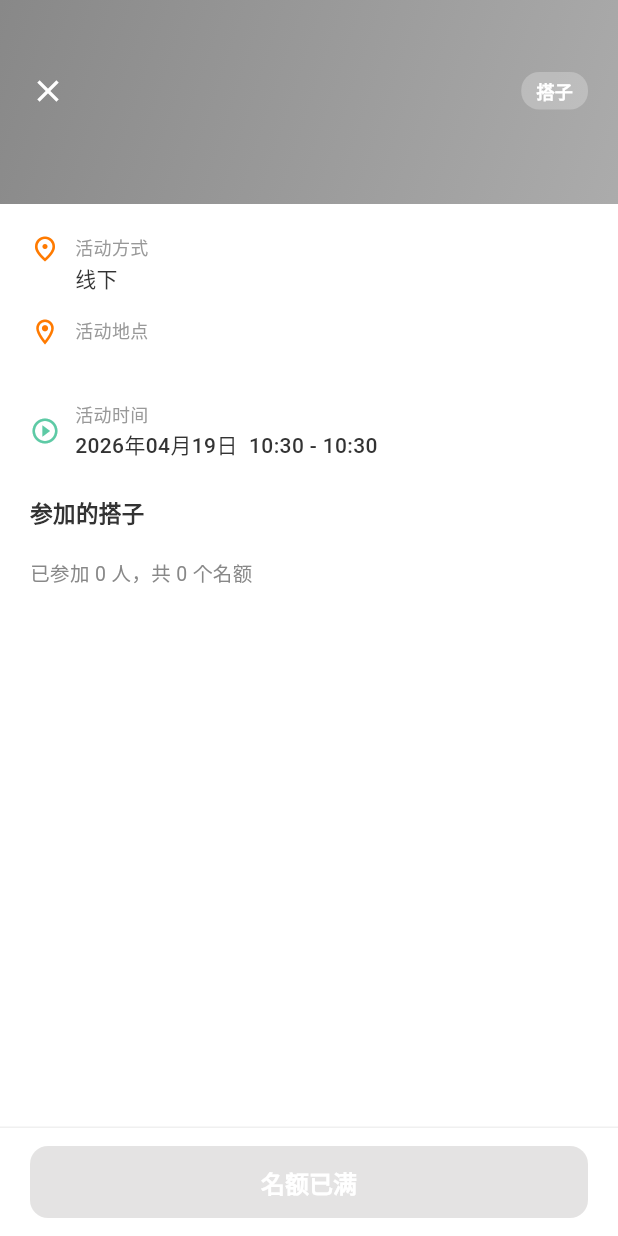
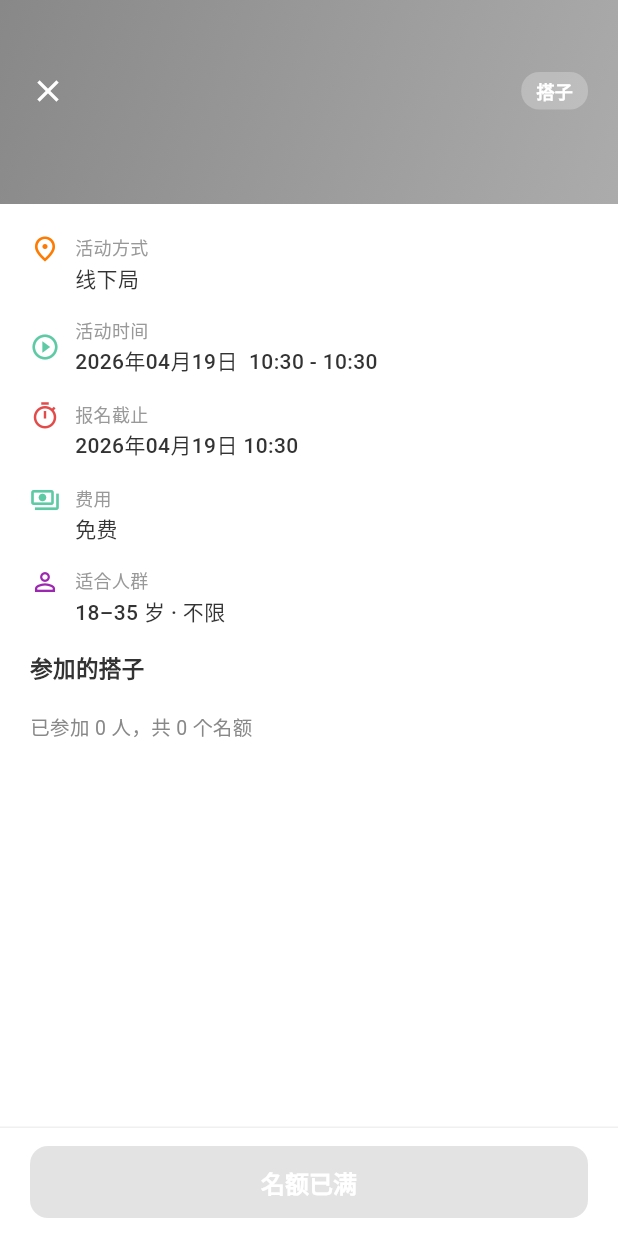
Before and after one commit to Ember1100/playmate, a Flutter app: the _GatherDetailSheet widget shown alone on an empty page, opened directly with empty values, on a phone screen of 412 x 824 dp. Run offline on Flutter 3.47's test engine with Material 3 defaults, Android fonts, the phone set to English and light mode, and no system bars; our stand-ins replace cached_network_image, dio, flutter_riverpod, flutter_secure_storage, go_router, image_picker and 1 more; accounts and stored records are empty; network calls fail.

Commit message:
feat(buddy): 搭子局详情页展示扩展字段
新增：活动方式（含约人局）、报名截止时间、地标参考、
费用（免费/按需/AA）、适合人群（年龄段+性别偏好）、
行程安排、氛围标签样式优化、高级设置标记
（需实名认证/需审核入组/可转让名额）。

Co-Authored-By: Claude Sonnet 4.6 <noreply@anthropic.com>

```diff
--- a/flutter_app/lib/features/buddy/presentation/screens/buddy_screen.dart
+++ b/flutter_app/lib/features/buddy/presentation/screens/buddy_screen.dart
@@ -1313,31 +1313,127 @@ class _GatherDetailSheet extends ConsumerWidget {
             child: SingleChildScrollView(
               padding: const EdgeInsets.fromLTRB(20, 20, 20, 24),
               child: Column(crossAxisAlignment: CrossAxisAlignment.start, children: [
+                // ── 活动方式 ──────────────────────────────────────────────
                 _DetailRow(
-                  icon: current.activityMode == 'online' ? Icons.videocam_outlined : Icons.place_outlined,
-                  iconColor: current.activityMode == 'online' ? const Color(0xFF2196F3) : const Color(0xFFFF7A00),
+                  icon: current.activityMode == 'online'
+                      ? Icons.wifi_outlined
+                      : current.activityMode == 'invite'
+                          ? Icons.people_outline
+                          : Icons.place_outlined,
+                  iconColor: current.activityMode == 'online'
+                      ? const Color(0xFF2196F3)
+                      : const Color(0xFFFF7A00),
                   label: '活动方式',
-                  value: current.activityMode == 'online' ? '线上' : '线下',
+                  value: current.activityModeLabel,
                 ),
                 const SizedBox(height: 16),
-                if (current.location != null)
-                  _DetailRow(icon: Icons.location_on_outlined, iconColor: const Color(0xFFFF7A00), label: '活动地点', value: current.location!),
-                if (current.location != null) const SizedBox(height: 16),
+
+                // ── 时间 ───────────────────────────────────────────────────
                 _buildTimeRange(current.startTime, current.endTime),
+                if (current.deadline != null) ...[
+                  const SizedBox(height: 16),
+                  _DetailRow(
+                    icon: Icons.timer_outlined,
+                    iconColor: const Color(0xFFE24B4A),
+                    label: '报名截止',
+                    value: '${_fmtDate(current.deadline!)} ${_fmtTime(current.deadline!)}',
+                  ),
+                ],
+                const SizedBox(height: 16),
+
+                // ── 地点 ───────────────────────────────────────────────────
+                if (current.location != null && current.location!.isNotEmpty) ...[
+                  _DetailRow(
+                    icon: Icons.location_on_outlined,
+                    iconColor: const Color(0xFFFF7A00),
+                    label: '活动地点',
+                    value: current.location!,
+                  ),
+                  const SizedBox(height: 16),
+                ],
+                if (current.landmark != null && current.landmark!.isNotEmpty) ...[
+                  _DetailRow(
+                    icon: Icons.near_me_outlined,
+                    iconColor: const Color(0xFFAAAAAA),
+                    label: '地标参考',
+                    value: current.landmark!,
+                  ),
+                  const SizedBox(height: 16),
+                ],
+
+                // ── 参与信息 ──────────────────────────────────────────────
+                _DetailRow(
+                  icon: Icons.payments_outlined,
+                  iconColor: const Color(0xFF5DCAA5),
+                  label: '费用',
+                  value: current.feeLabel,
+                ),
+                const SizedBox(height: 16),
+                _DetailRow(
+                  icon: Icons.person_outline,
+                  iconColor: const Color(0xFF9C27B0),
+                  label: '适合人群',
+                  value: '${current.ageMin}–${current.ageMax} 岁 · ${['不限', '男生优先', '女生优先'][current.genderPref]}',
+                ),
+                const SizedBox(height: 16),
+
+                // ── 活动说明 ──────────────────────────────────────────────
                 if (current.description != null && current.description!.isNotEmpty) ...[
+                  _DetailRow(
+                    icon: Icons.notes_outlined,
+                    iconColor: const Color(0xFF9C27B0),
+                    label: '活动说明',
+                    value: current.description!,
+                  ),
                   const SizedBox(height: 16),
-                  _DetailRow(icon: Icons.notes_outlined, iconColor: const Color(0xFF9C27B0), label: '活动说明', value: current.description!),
                 ],
+
+                // ── 行程安排 ──────────────────────────────────────────────
+                if (current.schedule != null && current.schedule!.isNotEmpty) ...[
+                  _DetailRow(
+                    icon: Icons.format_list_bulleted_outlined,
+                    iconColor: const Color(0xFF2196F3),
+                    label: '行程安排',
+                    value: current.schedule!,
+                  ),
+                  const SizedBox(height: 16),
+                ],
+
+                // ── 氛围标签 ──────────────────────────────────────────────
                 if (current.vibes.isNotEmpty) ...[
+                  Wrap(
+                    spacing: 8,
+                    runSpacing: 6,
+                    children: current.vibes.map((v) => Container(
+                      padding: const EdgeInsets.symmetric(horizontal: 10, vertical: 4),
+                      decoration: BoxDecoration(
+                        color: const Color(0xFFFFF3E8),
+                        borderRadius: BorderRadius.circular(12),
+                        border: Border.all(color: const Color(0xFFFFDDB0)),
+                      ),
+                      child: Text(v, style: const TextStyle(fontSize: 12, color: Color(0xFFFF7A00))),
+                    )).toList(),
+                  ),
                   const SizedBox(height: 16),
-                  Row(children: current.vibes.map((v) => Container(
-                    margin: const EdgeInsets.only(right: 8),
-                    padding: const EdgeInsets.symmetric(horizontal: 10, vertical: 4),
-                    decoration: BoxDecoration(color: const Color(0xFFFFF3E8), borderRadius: BorderRadius.circular(12)),
-                    child: Text(v, style: const TextStyle(fontSize: 12, color: Color(0xFFFF7A00))),
-                  )).toList()),
                 ],
-                const SizedBox(height: 24),
+
+                // ── 高级设置标记 ──────────────────────────────────────────
+                if (current.requireRealName || current.requireReview || current.allowTransfer) ...[
+                  Wrap(
+                    spacing: 8,
+                    runSpacing: 6,
+                    children: [
+                      if (current.requireRealName)
+                        _badgeChip(Icons.badge_outlined, '需实名认证', const Color(0xFFE8F5E9), const Color(0xFF5DCAA5)),
+                      if (current.requireReview)
+                        _badgeChip(Icons.how_to_reg_outlined, '需审核入组', const Color(0xFFE3F2FD), const Color(0xFF2196F3)),
+                      if (current.allowTransfer)
+                        _badgeChip(Icons.swap_horiz_outlined, '可转让名额', const Color(0xFFF3E5F5), const Color(0xFF9C27B0)),
+                    ],
+                  ),
+                  const SizedBox(height: 16),
+                ],
+
                 const Text('参加的搭子', style: TextStyle(fontSize: 15, fontWeight: FontWeight.w700, color: Color(0xFF333333))),
                 const SizedBox(height: 12),
                 Row(children: [
@@ -1456,6 +1552,21 @@ class _GatherDetailSheet extends ConsumerWidget {
       ),
     );
   }
+
+  Widget _badgeChip(IconData icon, String label, Color bg, Color fg) {
+    return Container(
+      padding: const EdgeInsets.symmetric(horizontal: 10, vertical: 5),
+      decoration: BoxDecoration(color: bg, borderRadius: BorderRadius.circular(12)),
+      child: Row(
+        mainAxisSize: MainAxisSize.min,
+        children: [
+          Icon(icon, size: 13, color: fg),
+          const SizedBox(width: 4),
+          Text(label, style: TextStyle(fontSize: 12, color: fg, fontWeight: FontWeight.w500)),
+        ],
+      ),
+    );
+  }
 }
 
 class _DetailRow extends StatelessWidget {
```
